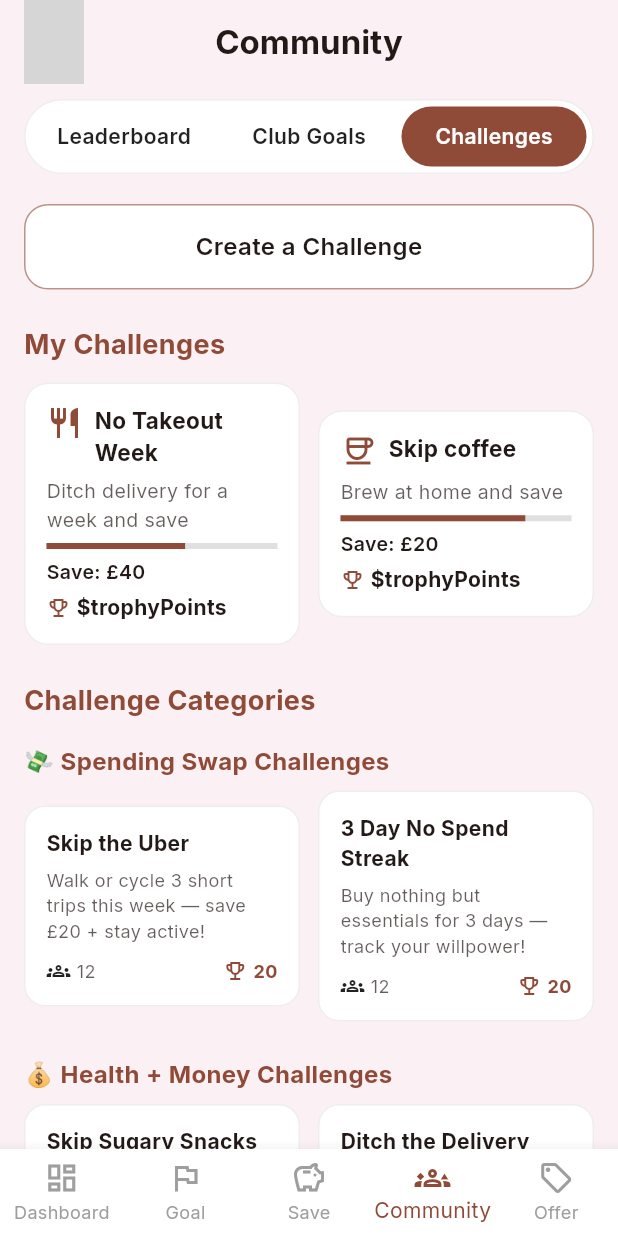
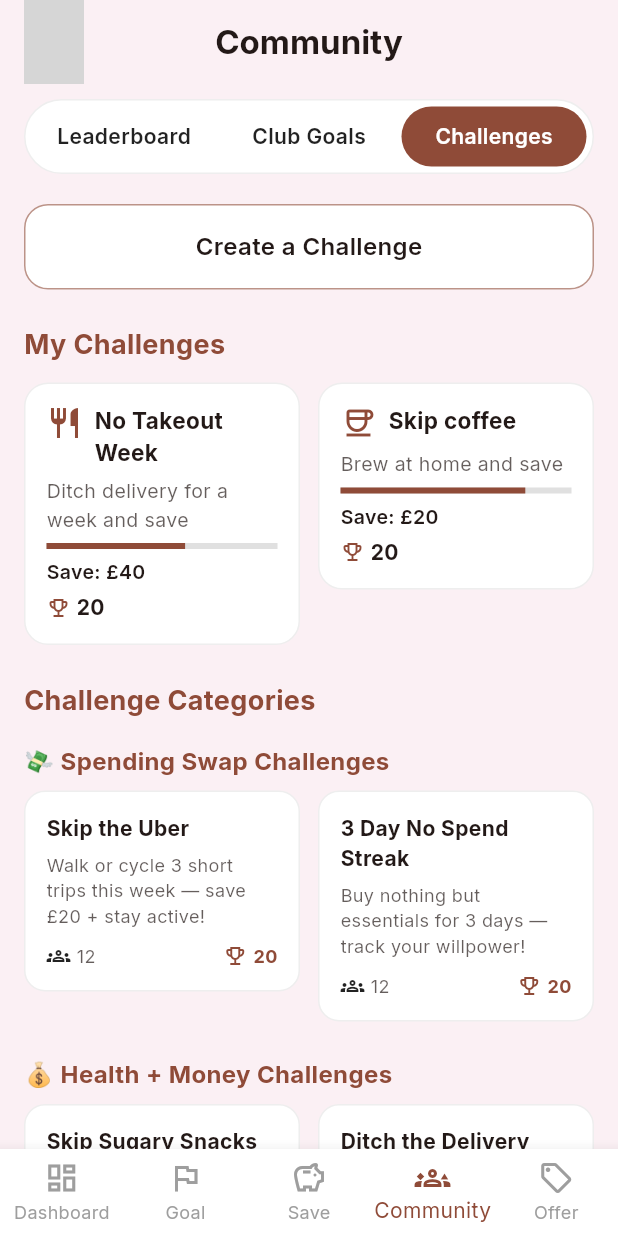
Before and after one commit to tmanas06/Challenge_flutter, a Flutter app: the screen it shows after launch, on a phone screen of 412 x 824 dp. Run offline on Flutter 3.47's test engine with Material 3 defaults, Android fonts, the light colour scheme and no system bars; our stand-ins replace google_fonts; network calls fail; grey boxes are pictures that could not be loaded.

Commit message:
bug fixes2

```diff
--- a/lib/main.dart
+++ b/lib/main.dart
@@ -8,6 +8,7 @@ class ChallengeApp extends StatelessWidget {
 
   @override
   Widget build(BuildContext context) {
+    final textTheme = Theme.of(context).textTheme;
     return MaterialApp(
       title: 'Community Challenges',
       debugShowCheckedModeBanner: false,
@@ -15,7 +16,7 @@ class ChallengeApp extends StatelessWidget {
         brightness: Brightness.light,
         scaffoldBackgroundColor: const Color(0xFFFBF0F4),
         colorScheme: ColorScheme.fromSeed(seedColor: const Color(0xFF91736B)),
-        textTheme: GoogleFonts.interTextTheme(Theme.of(context).textTheme),
+        textTheme: GoogleFonts.interTextTheme(textTheme),
         useMaterial3: true,
       ),
       home: const CommunityPage(),
@@ -31,7 +32,8 @@ class CommunityPage extends StatefulWidget {
 }
 
 class _CommunityPageState extends State<CommunityPage> {
-  int selectedIndex = 3;
+  int _bottomNavIndex = 3;
+  int _selectedTabIndex = 2;
 
   @override
   Widget build(BuildContext context) {
@@ -56,13 +58,21 @@ class _CommunityPageState extends State<CommunityPage> {
         child: Column(
           crossAxisAlignment: CrossAxisAlignment.start,
           children: [
-            const ChallengeTabs(),
+            ChallengeTabs(
+              selectedIndex: _selectedTabIndex,
+              onTabSelected: (index) {
+                setState(() {
+                  _selectedTabIndex = index;
+                });
+              },
+            ),
             const SizedBox(height: 20),
             const CreateChallengeButton(),
             const SizedBox(height: 24),
             Text("My Challenges", style: TextStyle(fontSize: 18, fontWeight: FontWeight.bold, color: accent)),
             const SizedBox(height: 12),
             const Row(
+              crossAxisAlignment: CrossAxisAlignment.start,
               children: [
                 Expanded(
                   child: MyChallengeCard(
@@ -113,16 +123,28 @@ class _CommunityPageState extends State<CommunityPage> {
                     description: "Bring lunch from home 3 days — save £18+ and stay healthy!"),
               ],
             ),
+            const SizedBox(height: 24),
+            CategorySection(
+              title: "🎯 Goal-Driven Challenges",
+              challenges: const [
+                SmallChallengeCard(
+                    title: "Fast £25 Challenge",
+                    description: "Save £25 in one week by skipping small daily spends."),
+                SmallChallengeCard(
+                    title: "Payday Split",
+                    description: "Move 10% of your next income to your goal fund."),
+              ],
+            ),
           ],
         ),
       ),
       bottomNavigationBar: BottomNavigationBar(
-        currentIndex: selectedIndex,
+        currentIndex: _bottomNavIndex,
         selectedItemColor: accent,
         unselectedItemColor: Colors.grey,
         backgroundColor: Colors.white,
         type: BottomNavigationBarType.fixed,
-        onTap: (index) => setState(() => selectedIndex = index),
+        onTap: (index) => setState(() => _bottomNavIndex = index),
         items: const [
           BottomNavigationBarItem(icon: Icon(Icons.dashboard_outlined), label: "Dashboard"),
           BottomNavigationBarItem(icon: Icon(Icons.flag_outlined), label: "Goal"),
@@ -138,7 +160,10 @@ class _CommunityPageState extends State<CommunityPage> {
 // --- Helper Widgets for a Cleaner Build Method ---
 
 class ChallengeTabs extends StatelessWidget {
-  const ChallengeTabs({super.key});
+  final int selectedIndex;
+  final ValueChanged<int> onTabSelected;
+
+  const ChallengeTabs({super.key, required this.selectedIndex, required this.onTabSelected});
 
   @override
   Widget build(BuildContext context) {
@@ -154,24 +179,28 @@ class ChallengeTabs extends StatelessWidget {
       padding: const EdgeInsets.all(4),
       child: Row(
         children: [
-          _buildTabButton("Leaderboard", false, accent),
-          _buildTabButton("Club Goals", false, accent),
-          _buildTabButton("Challenges", true, accent),
+          _buildTabButton("Leaderboard", 0, accent),
+          _buildTabButton("Club Goals", 1, accent),
+          _buildTabButton("Challenges", 2, accent),
         ],
       ),
     );
   }
 
-  Widget _buildTabButton(String text, bool selected, Color accent) {
+  Widget _buildTabButton(String text, int index, Color accent) {
+    final isSelected = selectedIndex == index;
     return Expanded(
-      child: Container(
-        decoration: BoxDecoration(
-          color: selected ? accent : Colors.transparent,
-          borderRadius: BorderRadius.circular(25),
+      child: GestureDetector(
+        onTap: () => onTabSelected(index),
+        child: Container(
+          decoration: BoxDecoration(
+            color: isSelected ? accent : Colors.transparent,
+            borderRadius: BorderRadius.circular(25),
+          ),
+          padding: const EdgeInsets.symmetric(vertical: 10),
+          alignment: Alignment.center,
+          child: Text(text, style: TextStyle(color: isSelected ? Colors.white : Colors.black87, fontWeight: FontWeight.w600)),
         ),
-        padding: const EdgeInsets.symmetric(vertical: 10),
-        alignment: Alignment.center,
-        child: Text(text, style: TextStyle(color: selected ? Colors.white : Colors.black87, fontWeight: FontWeight.w600)),
       ),
     );
   }
@@ -252,7 +281,7 @@ class MyChallengeCard extends StatelessWidget {
             children: [
               Icon(Icons.emoji_events_outlined, size: 16, color: accent),
               const SizedBox(width: 4),
-              Text('\$trophyPoints', style: TextStyle(fontWeight: FontWeight.bold, color: theme.colorScheme.onSurface)),
+              Text('$trophyPoints', style: TextStyle(fontWeight: FontWeight.bold, color: theme.colorScheme.onSurface)),
             ],
           ),
         ],
@@ -277,6 +306,7 @@ class CategorySection extends StatelessWidget {
         Text(title, style: TextStyle(fontWeight: FontWeight.w700, fontSize: 16, color: accent)),
         const SizedBox(height: 8),
         Row(
+          crossAxisAlignment: CrossAxisAlignment.start,
           children: [
             Expanded(child: challenges[0]),
             const SizedBox(width: 12),
```
